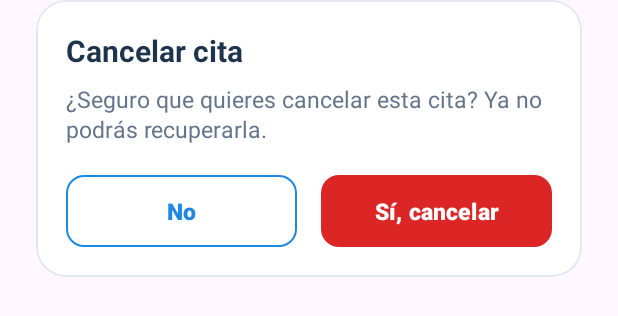
After one commit to JNicacioHdzAl11/Servicios-Medicos, an Android app: the layout ventana_cancelar_cita_n.xml on its own in the app's theme, with its tools: preview values and no code run, on a phone screen of 412 x 824 dp. The commit adds this screen. Shown: the top 316 px of the screen. Run offline under Robolectric (Android 15) with nearby library versions, the phone set to English and light mode, and no system bars.

Commit message:
Modificar diseño de cancelar cita (Noe)

```diff
--- /dev/null
+++ b/app/src/main/res/layout/ventana_cancelar_cita_n.xml
@@ -0,0 +1,93 @@
+<?xml version="1.0" encoding="utf-8"?>
+<FrameLayout xmlns:android="http://schemas.android.com/apk/res/android"
+    xmlns:app="http://schemas.android.com/apk/res-auto"
+    android:layout_width="match_parent"
+    android:layout_height="wrap_content"
+    android:paddingStart="24dp"
+    android:paddingEnd="24dp">
+
+    <com.google.android.material.card.MaterialCardView
+        android:layout_width="match_parent"
+        android:layout_height="wrap_content"
+        app:cardBackgroundColor="@color/color_fondo"
+        app:cardCornerRadius="20dp"
+        app:cardElevation="0dp"
+        app:strokeColor="@color/color_borde"
+        app:strokeWidth="1dp">
+
+        <LinearLayout
+            android:layout_width="match_parent"
+            android:layout_height="wrap_content"
+            android:orientation="vertical"
+            android:padding="20dp">
+
+            <TextView
+                android:id="@+id/tvCancelarTitulo"
+                android:layout_width="match_parent"
+                android:layout_height="wrap_content"
+                android:text="Cancelar cita"
+                android:textColor="@color/color_texto_principal"
+                android:textSize="20sp"
+                android:textStyle="bold" />
+
+            <TextView
+                android:id="@+id/tvCancelarMensaje"
+                android:layout_width="match_parent"
+                android:layout_height="wrap_content"
+                android:layout_marginTop="8dp"
+                android:lineSpacingExtra="2sp"
+                android:text="¿Seguro que quieres cancelar esta cita? Ya no podrás recuperarla."
+                android:textColor="@color/color_texto_secundario"
+                android:textSize="15sp" />
+
+            <LinearLayout
+                android:layout_width="match_parent"
+                android:layout_height="wrap_content"
+                android:layout_marginTop="20dp"
+                android:orientation="horizontal">
+
+                <com.google.android.material.button.MaterialButton
+                    android:id="@+id/btnNoCancelar"
+                    style="@style/Widget.Material3.Button.OutlinedButton"
+                    android:layout_width="0dp"
+                    android:layout_height="48dp"
+                    android:layout_marginEnd="8dp"
+                    android:layout_weight="1"
+                    android:insetTop="0dp"
+                    android:insetBottom="0dp"
+                    android:text="No"
+                    android:textAllCaps="false"
+                    android:textColor="@color/color_enlace"
+                    android:textSize="15sp"
+                    android:maxLines="1"
+                    android:paddingStart="8dp"
+                    android:paddingEnd="8dp"
+                    android:textStyle="bold"
+                    app:backgroundTint="@color/color_fondo"
+                    app:cornerRadius="12dp"
+                    app:strokeColor="@color/color_enlace"
+                    app:strokeWidth="1dp" />
+
+                <com.google.android.material.button.MaterialButton
+                    android:id="@+id/btnSiCancelar"
+                    style="@style/Widget.Material3.Button"
+                    android:layout_width="0dp"
+                    android:layout_height="48dp"
+                    android:layout_marginStart="8dp"
+                    android:layout_weight="1"
+                    android:insetTop="0dp"
+                    android:insetBottom="0dp"
+                    android:text="Sí, cancelar"
+                    android:textAllCaps="false"
+                    android:textColor="@color/color_boton_primario_texto"
+                    android:textSize="15sp"
+                    android:maxLines="1"
+                    android:paddingStart="8dp"
+                    android:paddingEnd="8dp"
+                    android:textStyle="bold"
+                    app:backgroundTint="@color/color_peligro"
+                    app:cornerRadius="12dp" />
+            </LinearLayout>
+        </LinearLayout>
+    </com.google.android.material.card.MaterialCardView>
+</FrameLayout>
--- a/app/src/main/res/values/strings.xml
+++ b/app/src/main/res/values/strings.xml
@@ -213,6 +213,7 @@
     <string name="agendar_nutricion">Nutrición</string>
     <string name="agendar_psicologia">Psicología</string>
     <string name="agendar_odontologia">Odontología</string>
+    <string name="agendar_otro_motivo">Otro motivo</string>
     <string name="agendar_horario_0900">09:00</string>
     <string name="agendar_horario_0930">09:30</string>
     <string name="agendar_horario_1000">10:00</string>
```
Also changed, not shown: app/src/main/java/com/example/servicios_medicos/presentador/clsAgendarCitaPresentadorN.kt (+2 -20 lines), app/src/main/java/com/example/servicios_medicos/vista/AgendarCitaActivityN.kt (+1 -19 lines), app/src/main/java/com/example/servicios_medicos/vista/DetalleCitaActivityN.kt (+18 -11 lines).
